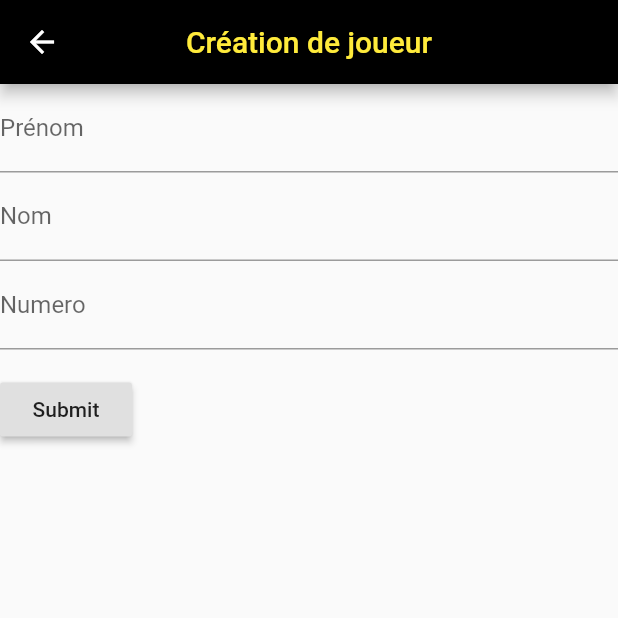
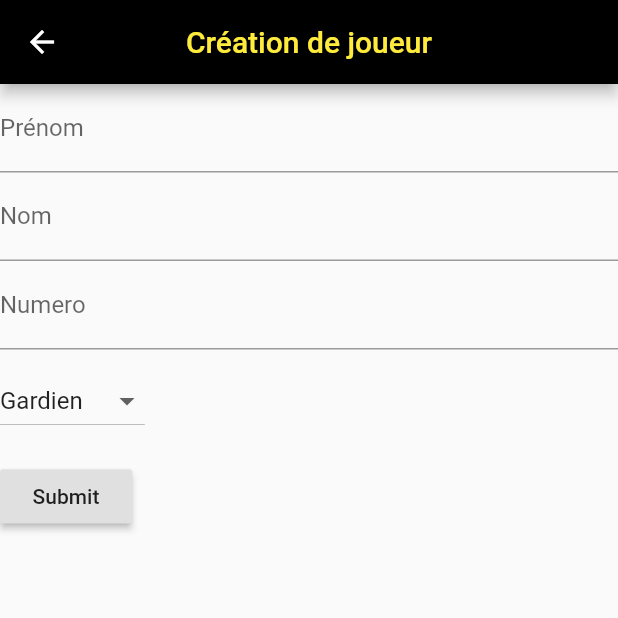
Before and after one commit to fabioavelino/footstat, a Flutter app: the creerJoueur screen opened directly, on a phone screen of 412 x 824 dp, the top half of it. Run offline on Flutter 3.47's test engine with Material 2 defaults, Android fonts, the light colour scheme and no system bars.

Commit message:
DropDown widget + CreerJoueur screen finished

```diff
--- /dev/null
+++ b/lib/models/Poste.dart
@@ -0,0 +1,15 @@
+class Poste {
+  int id;
+  String nom;
+
+  Poste(this.id, this.nom);
+
+  static List<Poste> getPostes(){
+    return<Poste>[
+      Poste(1, 'Gardien'),
+      Poste(2, 'Défenseur'),
+      Poste(3, 'Milieu'),
+      Poste(4, 'Attaquant'),
+    ];
+  }
+}
--- a/lib/screens/CreerJoueur.dart
+++ b/lib/screens/CreerJoueur.dart
@@ -1,6 +1,6 @@
 import 'package:flutter/material.dart';
 import 'package:flutter/services.dart';
-import 'package:footstat/utilities/Constants.dart';
+import 'package:footstat/widgets/dropDownPost.dart';
 
 class creerJoueur extends StatefulWidget {
   @override
@@ -32,12 +32,9 @@ class customForm extends StatefulWidget {
 final _formKey = GlobalKey<FormState>();
 
 class _customFormState extends State<customForm> {
-  List lstPosts = getLstPosts();
-  String post = getLstPosts().first;
 
    @override
   Widget build(BuildContext context) {
-    print(post);
     return Form(
       key: _formKey,
       child: Column(
@@ -80,14 +77,15 @@ class _customFormState extends State<customForm> {
               return null;
             },
           ),
+          SizedBox(
+            height: 10.0,
+          ),
+          DropDown(),
           Padding(
             padding: const EdgeInsets.symmetric(vertical: 16.0),
             child: RaisedButton(
               onPressed: () {
-                // Validate returns true if the form is valid, or false
-                // otherwise.
-                if (_formKey.currentState.validate()) {
-                  // If the form is valid, display a Snackbar.
+                if (_formKey.currentState.validate()) { //Verification de la validité de la Form
                   Scaffold.of(context)
                       .showSnackBar(SnackBar(content: Text('Joueur ajouté')));
                 }
--- a/lib/utilities/Constants.dart
+++ b/lib/utilities/Constants.dart
@@ -5,9 +5,3 @@ List<Joueur> lstJoueurs = List();
 List<Joueur> getLstJoueurs(){
   return lstJoueurs;
 }
-
-List<String> lstPosts = ['Gardien', 'Defenseur', 'Lateral', 'Milieu', 'Attaquant'];
-
-List<String> getLstPosts(){
-  return lstPosts;
-}
--- /dev/null
+++ b/lib/widgets/dropDownPost.dart
@@ -0,0 +1,50 @@
+import 'package:flutter/material.dart';
+import 'package:footstat/utilities/Constants.dart';
+import 'package:footstat/models/Poste.dart';
+
+class DropDown extends StatefulWidget {
+  @override
+  _DropDownState createState() => _DropDownState();
+}
+
+class _DropDownState extends State<DropDown> {
+  List <Poste> _lstPosts = Poste.getPostes();
+  List<DropdownMenuItem<Poste>> _dropdownMenuItems;
+  Poste _poste;
+
+  @override
+  void initState() {
+    _dropdownMenuItems = buildDropdownMenuItems(_lstPosts);
+    _poste = _dropdownMenuItems[0].value;
+    super.initState();
+  }
+
+  List<DropdownMenuItem<Poste>> buildDropdownMenuItems(List  lstPosts){
+    List<DropdownMenuItem<Poste>> items = List();
+    for(Poste post in lstPosts){
+      print(post.nom);
+      items.add(
+        DropdownMenuItem(
+          value: post,
+          child : Text(post.nom),
+          ),
+      );
+    }
+    return items;
+  }
+
+  onChangeDropdownItem(Poste poste){
+    setState((){
+      _poste = poste;
+    });
+  }
+
+  @override
+Widget build(BuildContext context) {
+  return  DropdownButton(
+                value: _poste,
+                items: _dropdownMenuItems,
+                onChanged: onChangeDropdownItem,
+    );
+  }
+}
```
Also changed, not shown: lib/main.dart (+5 -27 lines), lib/screens/Accueil.dart (added, +39 -0 lines).
